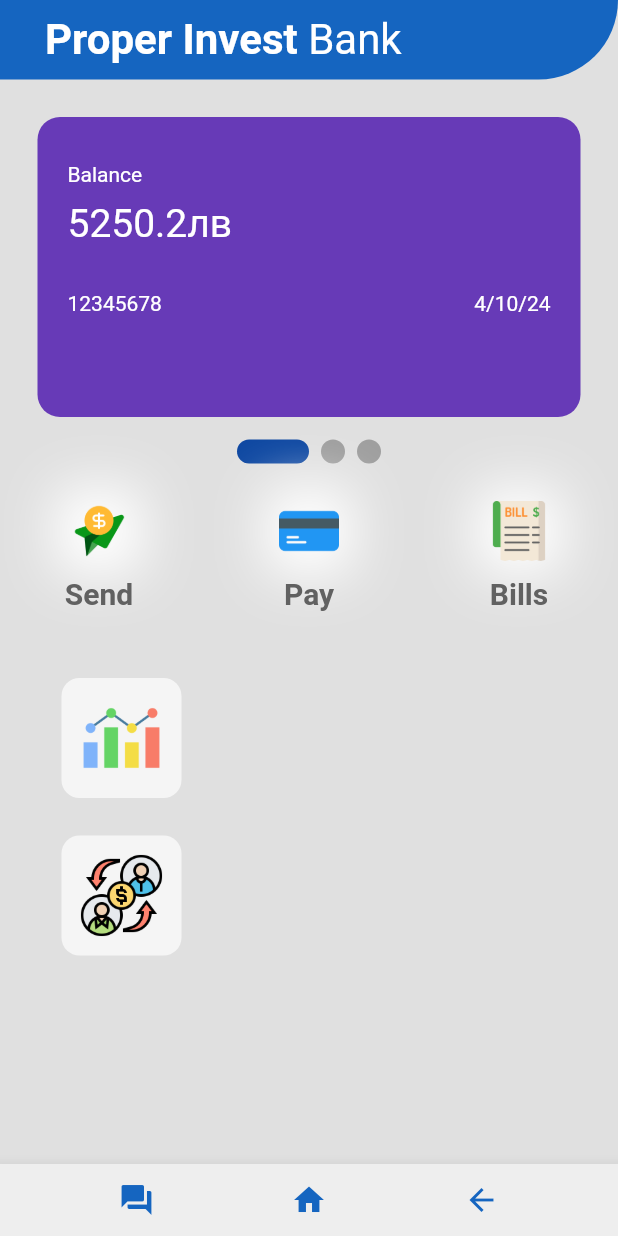
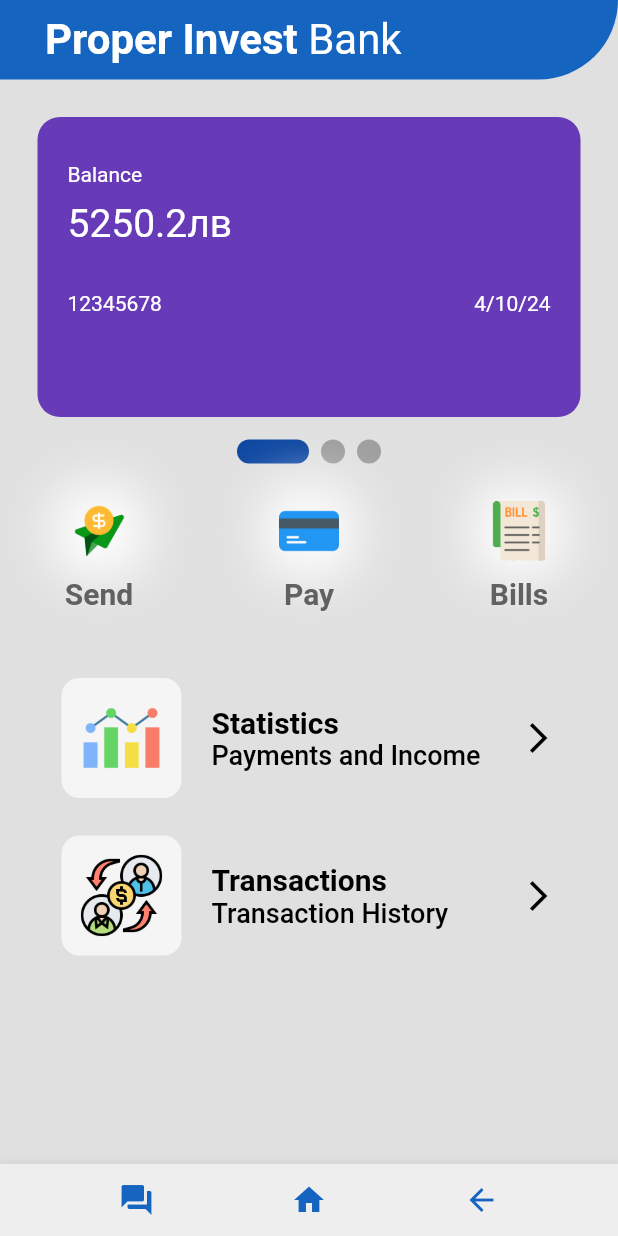
Before and after one commit to TIVMOF/online_bank, a Flutter app: the screen it shows after launch, on a phone screen of 412 x 824 dp. Run offline on Flutter 3.47's test engine with Material 2 defaults, Android fonts, the phone set to English and light mode, and no system bars; drawn by our look-alikes of smooth_page_indicator.

Commit message:
trans and stats buttons

```diff
--- a/lib/utill/my_button.dart
+++ b/lib/utill/my_button.dart
@@ -22,6 +22,7 @@ class MyButton extends StatelessWidget {
                   Navigator.push(context, MaterialPageRoute(builder: (context) => this.page));
                 },
                 style: ElevatedButton.styleFrom(
+                    shadowColor: Colors.transparent,
                     backgroundColor: Colors.transparent,
                     foregroundColor: Colors.transparent,
                     elevation: 0,
--- a/lib/utill/my_list_tile.dart
+++ b/lib/utill/my_list_tile.dart
@@ -26,10 +26,10 @@ class MyListTile extends StatelessWidget {
           Navigator.push(context, MaterialPageRoute(builder: (context) => this.page));
         },
         style: ElevatedButton.styleFrom(
+                    shadowColor: Colors.transparent,
                     backgroundColor: Colors.transparent,
-                    foregroundColor: Colors.transparent,
+                    foregroundColor: Colors.black,
                     elevation: 0,
-                    shape: RoundedRectangleBorder(borderRadius: BorderRadius.circular(20))
                   ),
         child: Row(
               mainAxisAlignment: MainAxisAlignment.spaceBetween,
```
